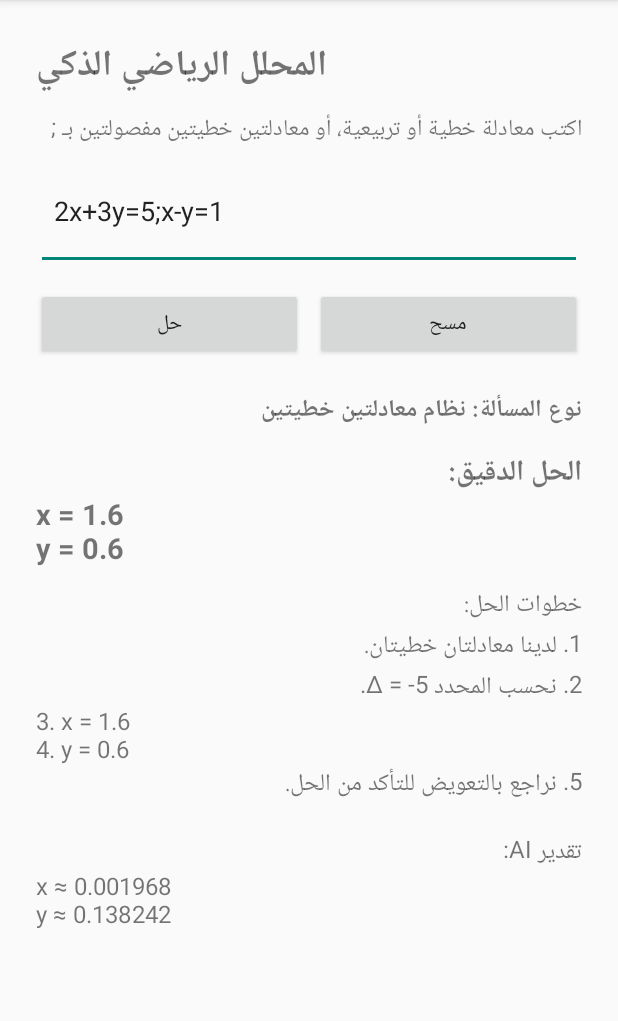
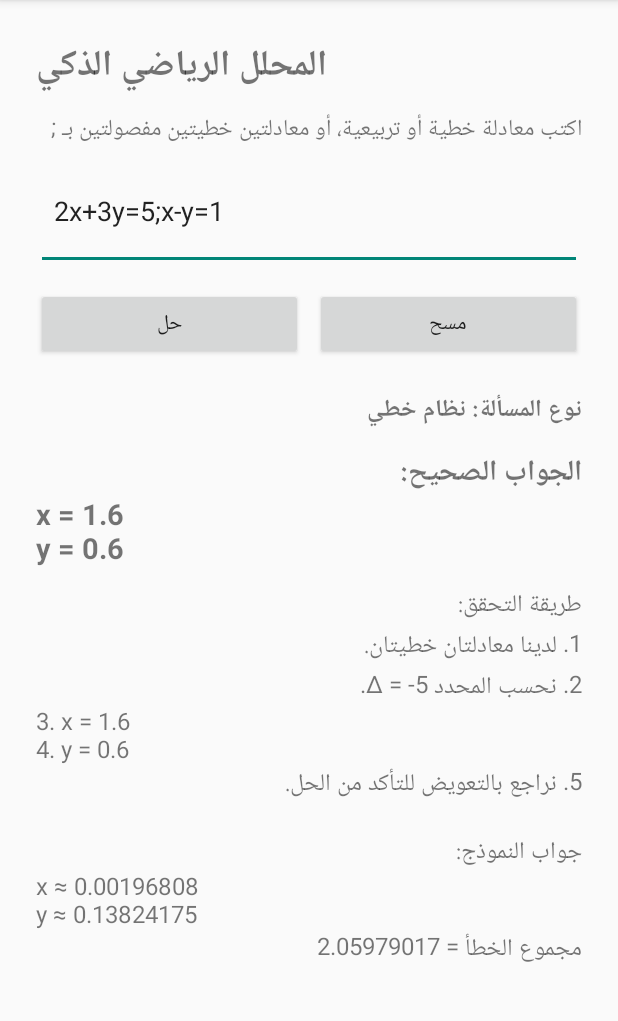
Before and after one commit to msabz/Al, an Android app: the TestActivity screen opened directly, with no data from a screen before it, after a tap on "حل", on a phone screen of 412 x 824 dp, the part 84-1105 px from its top. Run offline under Robolectric (Android 15) with nearby library versions, the light colour scheme and no system bars.

Commit message:
Compare ground truth and neural answer in test screen

```diff
--- a/app/src/main/java/com/example/equationsolver/TestActivity.kt
+++ b/app/src/main/java/com/example/equationsolver/TestActivity.kt
@@ -8,7 +8,7 @@ import android.widget.Toast
 import androidx.appcompat.app.AppCompatActivity
 import com.example.equationsolver.ai.ModelManager
 import com.example.equationsolver.core.ArabicEquationNormalizer
-import com.example.equationsolver.core.UniversalEquationSolver
+import com.example.equationsolver.core.MathTeacher
 import java.util.Locale
 import kotlin.math.abs
 
@@ -50,27 +50,33 @@ class TestActivity : AppCompatActivity() {
             }
             val equation = ArabicEquationNormalizer.normalize(raw)
             try {
-                val result = UniversalEquationSolver.solve(equation)
-                typeText.text = "نوع المسألة: ${UniversalEquationSolver.equationType(equation)}"
-                exactText.text = "الحل الدقيق:\n${result.summary}"
-                stepsText.text = "خطوات الحل:\n" + result.steps.mapIndexed { i, step -> "${i + 1}. $step" }.joinToString("\n")
+                val answer = MathTeacher.solve(equation)
+                typeText.text = "نوع المسألة: ${answer.type}"
+                exactText.text = "الجواب الصحيح:\n${answer.summary}"
+                stepsText.text = if (answer.steps.isEmpty()) "" else "طريقة التحقق:\n" +
+                    answer.steps.mapIndexed { i, step -> "${i + 1}. $step" }.joinToString("\n")
 
-                try {
-                    val prediction = ModelManager.predict(equation)
-                    val px = prediction.getOrNull(0)?.times(100.0)
-                    val py = prediction.getOrNull(1)?.times(100.0)
-                    aiText.text = when {
-                        result.x != null && result.y == null && px != null -> "تقدير AI:\nx ≈ ${fmt(px)}"
-                        result.x == null && result.y != null && py != null -> "تقدير AI:\ny ≈ ${fmt(py)}"
-                        result.x != null && result.y != null && px != null && py != null -> "تقدير AI:\nx ≈ ${fmt(px)}\ny ≈ ${fmt(py)}"
-                        else -> "تقدير AI: لا توجد قيم عددية لهذه الحالة."
+                val prediction = ModelManager.predict(equation)
+                val px = prediction.getOrElse(0) { 0.0 } * 100.0
+                val py = prediction.getOrElse(1) { 0.0 } * 100.0
+                aiText.text = when {
+                    answer.x != null && answer.y != null -> {
+                        val error = abs(px - answer.x) + abs(py - answer.y)
+                        "جواب النموذج:\nx ≈ ${fmt(px)}\ny ≈ ${fmt(py)}\nمجموع الخطأ = ${fmt(error)}"
                     }
-                } catch (e: Exception) {
-                    aiText.text = "تقدير AI غير متاح:\n${e.message ?: "خطأ غير معروف"}"
+                    answer.x != null -> {
+                        val error = abs(px - answer.x)
+                        "جواب النموذج:\nx ≈ ${fmt(px)}\nالخطأ عن الجذر المرجعي = ${fmt(error)}"
+                    }
+                    answer.y != null -> {
+                        val error = abs(py - answer.y)
+                        "جواب النموذج:\ny ≈ ${fmt(py)}\nالخطأ = ${fmt(error)}"
+                    }
+                    else -> "جواب النموذج الخام:\nx ≈ ${fmt(px)}\ny ≈ ${fmt(py)}\nلا يوجد حل عددي مرجعي للمقارنة بهذه الحالة."
                 }
             } catch (e: Exception) {
                 typeText.text = ""
-                exactText.text = "تعذر حل المعادلة:\n${e.message ?: "خطأ غير معروف"}"
+                exactText.text = "تعذر التحقق من المعادلة:\n${e.message ?: "خطأ غير معروف"}"
                 stepsText.text = ""
                 aiText.text = ""
             }
@@ -78,5 +84,5 @@ class TestActivity : AppCompatActivity() {
     }
 
     private fun fmt(value: Double): String =
-        if (abs(value) < 1e-9) "0" else String.format(Locale.US, "%.6f", value).trimEnd('0').trimEnd('.')
+        if (abs(value) < 1e-9) "0" else String.format(Locale.US, "%.8f", value).trimEnd('0').trimEnd('.')
 }
```
